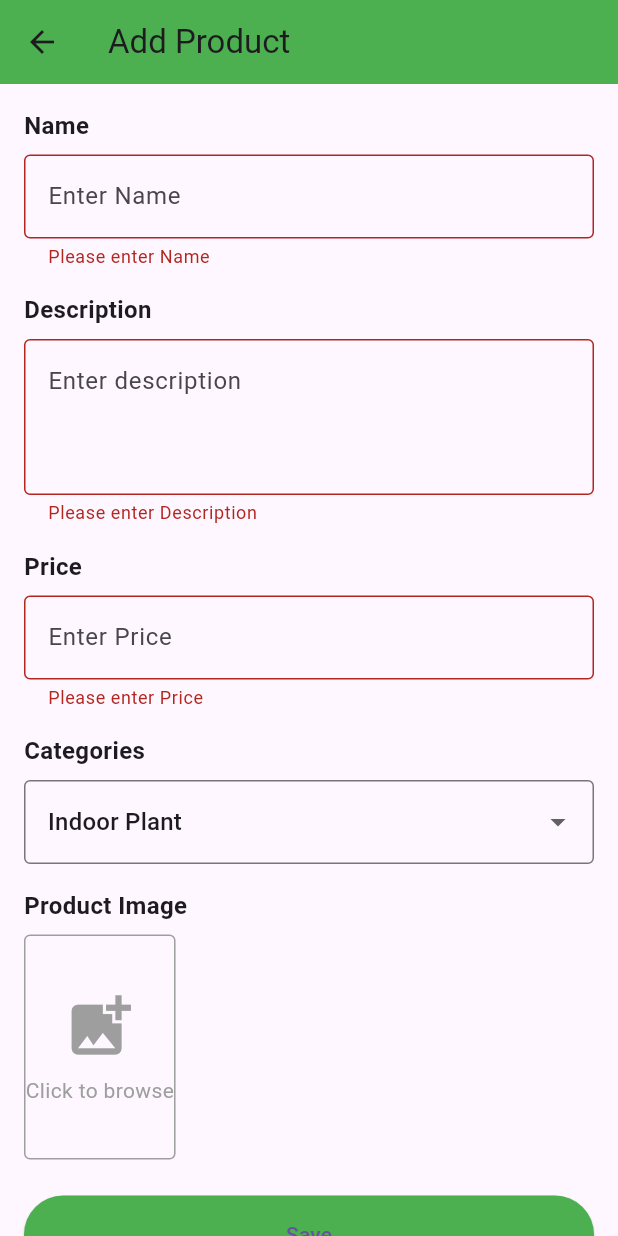
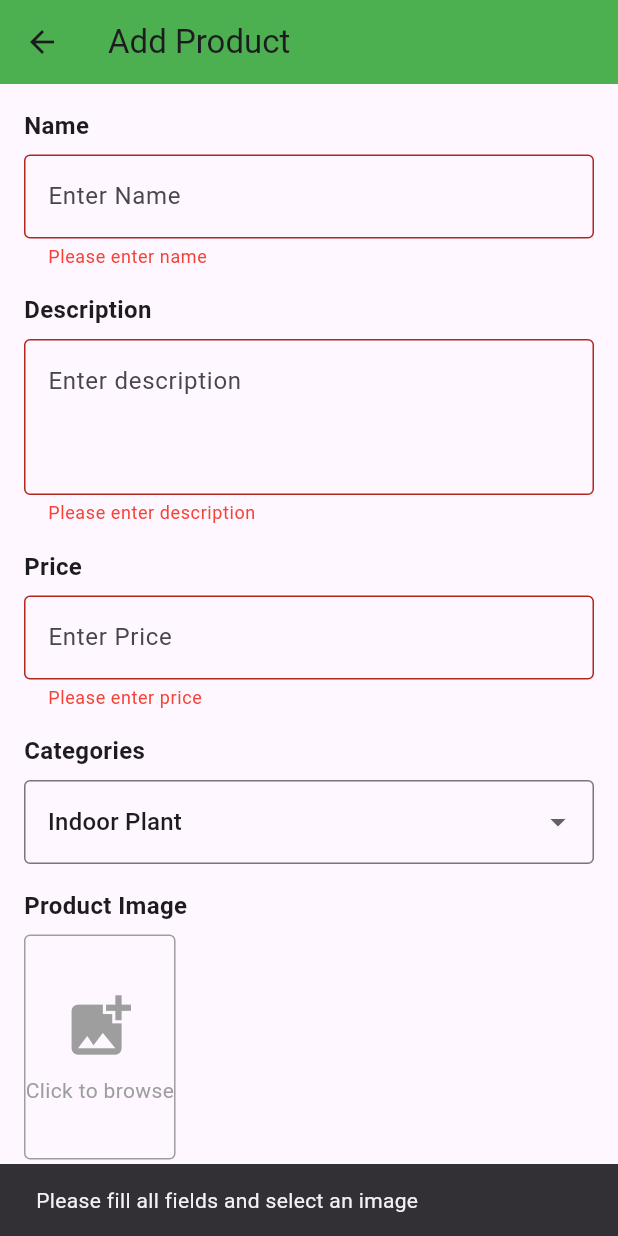
Before and after one commit to thekurup/Epoch-Flora, a Flutter app: the AddProduct screen opened directly, after a tap on "Save", on a phone screen of 412 x 824 dp. Run offline on Flutter 3.47's test engine with Material 3 defaults, Android fonts, the phone set to English and light mode, and no system bars; our stand-ins replace email_validator, google_fonts, hive, hive_flutter, image_picker, shared_preferences; accounts and stored records are empty.

Commit message:
nineth commit

```diff
--- a/lib/Screens/admin/addproduct.dart
+++ b/lib/Screens/admin/addproduct.dart
@@ -12,25 +12,21 @@ class AddProduct extends StatefulWidget {
 }
 
 class _AddProductState extends State<AddProduct> {
-  // Form key for validation
   final _formKey = GlobalKey<FormState>();
 
-  // Controllers for text fields
   final _nameController = TextEditingController();
   final _descriptionController = TextEditingController();
   final _priceController = TextEditingController();
 
-  // Selected category and image file
   String _selectedCategory = 'Indoor Plant';
   File? _image;
 
-  // ImagePicker instance for image selection
   final ImagePicker _picker = ImagePicker();
 
-  // List of available categories
   List<String> _categories = ['Indoor Plant', 'Outdoor Plant', 'Flowering Plant'];
 
-  // Method to pick an image from the gallery
+  bool _formSubmitted = false;
+
   Future<void> _pickImage() async {
     try {
       final XFile? pickedFile = await _picker.pickImage(source: ImageSource.gallery);
@@ -79,7 +75,6 @@ class _AddProductState extends State<AddProduct> {
     );
   }
 
-  // Helper method to build text fields
   Widget _buildTextField(String label, TextEditingController controller, String hint, {int maxLines = 1}) {
     return Column(
       crossAxisAlignment: CrossAxisAlignment.start,
@@ -91,13 +86,14 @@ class _AddProductState extends State<AddProduct> {
           decoration: InputDecoration(
             hintText: hint,
             border: OutlineInputBorder(),
+            errorStyle: TextStyle(color: Colors.red),
           ),
           maxLines: maxLines,
           validator: (value) {
-            if (value == null || value.isEmpty) {
-              return 'Please enter $label';
+            if (_formSubmitted && (value == null || value.isEmpty)) {
+              return 'Please enter ${label.toLowerCase()}';
             }
-            if (label == 'Price' && double.tryParse(value) == null) {
+            if (label == 'Price' && double.tryParse(value!) == null) {
               return 'Please enter a valid number';
             }
             return null;
@@ -107,7 +103,6 @@ class _AddProductState extends State<AddProduct> {
     );
   }
 
-  // Helper method to build the category dropdown
   Widget _buildCategoryDropdown() {
     return Column(
       crossAxisAlignment: CrossAxisAlignment.start,
@@ -135,7 +130,6 @@ class _AddProductState extends State<AddProduct> {
     );
   }
 
-  // Helper method to build the image picker
   Widget _buildImagePicker() {
     return Column(
       crossAxisAlignment: CrossAxisAlignment.start,
@@ -162,16 +156,23 @@ class _AddProductState extends State<AddProduct> {
                   ),
           ),
         ),
+        if (_formSubmitted && _image == null)
+          Padding(
+            padding: const EdgeInsets.only(top: 8.0),
+            child: Text(
+              'Please select a product image.',
+              style: TextStyle(color: Colors.red, fontSize: 12),
+            ),
+          ),
       ],
     );
   }
 
-  // Helper method to build the save button
   Widget _buildSaveButton() {
     return SizedBox(
       width: double.infinity,
       child: ElevatedButton(
-        onPressed: _saveProduct,
+        onPressed: _validateAndSaveProduct,
         child: Text('Save'),
         style: ElevatedButton.styleFrom(
           backgroundColor: Colors.green,
@@ -181,11 +182,22 @@ class _AddProductState extends State<AddProduct> {
     );
   }
 
-  // Method to handle saving the product
+  void _validateAndSaveProduct() {
+    setState(() {
+      _formSubmitted = true;
+    });
+
+    if (_formKey.currentState!.validate() && _image != null) {
+      _saveProduct();
+    } else {
+      ScaffoldMessenger.of(context).showSnackBar(
+        SnackBar(content: Text('Please fill all fields and select an image')),
+      );
+    }
+  }
+
   Future<void> _saveProduct() async {
-    if (_formKey.currentState!.validate()) {
     try {
-        // Save the image to local storage and get the path
       String? imagePath;
       if (_image != null) {
         final directory = await getApplicationDocumentsDirectory();
@@ -194,7 +206,6 @@ class _AddProductState extends State<AddProduct> {
         imagePath = savedImage.path;
       }
 
-        // Create a new Product object
       final product = Product(
         _nameController.text,
         _descriptionController.text,
@@ -203,37 +214,27 @@ class _AddProductState extends State<AddProduct> {
         imagePath ?? '',
       );
 
-        // Save the product to the database
       final success = await UserDatabase.addProduct(product);
 
       if (success) {
-          // Show a success message
         ScaffoldMessenger.of(context).showSnackBar(
           SnackBar(content: Text('Product saved successfully')),
         );
 
-          // Clear the form
-          _nameController.clear();
-          _descriptionController.clear();
-          _priceController.clear();
-          setState(() {
-            _selectedCategory = 'Indoor Plant';
-            _image = null;
-          });
+        // Refresh the page by pushing a new instance of AddProduct
+        Navigator.of(context).pushReplacement(
+          MaterialPageRoute(builder: (context) => AddProduct()),
+        );
       } else {
-          // Show an error message if saving failed
         ScaffoldMessenger.of(context).showSnackBar(
           SnackBar(content: Text('Failed to save product')),
         );
       }
     } catch (e) {
-        // Print the error to the console for debugging
       print('Error saving product: $e');
-        // Show an error message to the user
       ScaffoldMessenger.of(context).showSnackBar(
         SnackBar(content: Text('An error occurred while saving the product')),
       );
     }
   }
 }
-}
```
Also changed, not shown: lib/Screens/user/home.dart (+117 -10 lines). Lines whose indentation alone changed are shown as unchanged.
